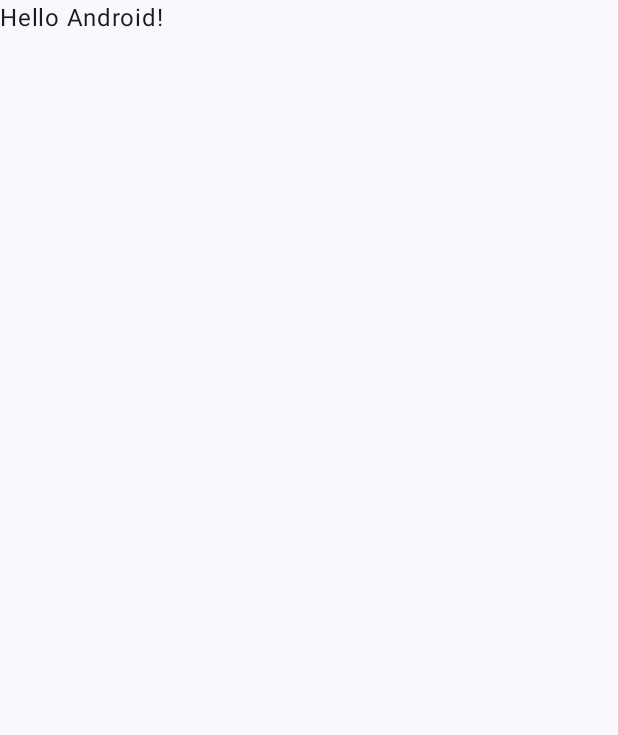
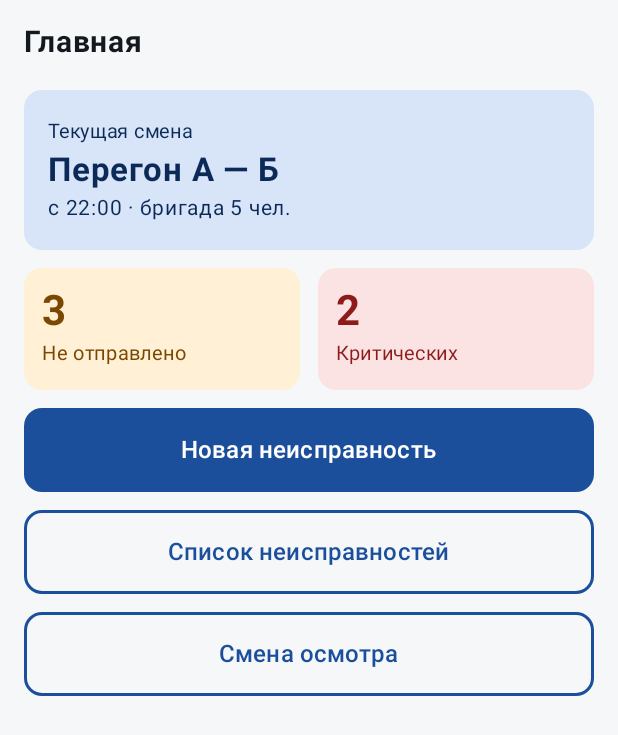
Before and after one commit to avordnaskella/MetroMobile, an Android app built with Jetpack Compose: the screen it shows after launch (MainActivity), on a phone screen of 412 x 824 dp. Before the commit the part shown is almost empty. Shown: the top 735 px of the screen. Run offline under Robolectric (Android 15) with nearby library versions, the phone set to English and light mode, and no system bars; our stand-ins replace Dagger/Hilt's generated code.

Commit message:
навигация и шаблон главного экрана

```diff
--- a/Metro/app/build.gradle.kts
+++ b/Metro/app/build.gradle.kts
@@ -68,4 +68,6 @@ dependencies {
     implementation(libs.androidx.room.ktx)
     ksp(libs.androidx.room.compiler)
     implementation(libs.androidx.datastore.preferences)
+    implementation(libs.androidx.navigation.compose)
+    implementation(libs.androidx.hilt.navigation.compose)
 }
--- a/Metro/app/src/main/java/com/example/metroosmotr/MainActivity.kt
+++ b/Metro/app/src/main/java/com/example/metroosmotr/MainActivity.kt
@@ -12,39 +12,20 @@ import androidx.compose.runtime.Composable
 import androidx.compose.ui.Modifier
 import androidx.compose.ui.tooling.preview.Preview
 import com.example.metroosmotr.presentation.ui.theme.MetroOsmotrTheme
-
+import androidx.activity.compose.setContent
+import androidx.activity.enableEdgeToEdge
+import com.example.metroosmotr.presentation.navigation.AppNavHost
+import com.example.metroosmotr.presentation.ui.theme.MetroOsmotrTheme
+import dagger.hilt.android.AndroidEntryPoint
+@AndroidEntryPoint
 class MainActivity : ComponentActivity() {
     override fun onCreate(savedInstanceState: Bundle?) {
         super.onCreate(savedInstanceState)
         enableEdgeToEdge()
         setContent {
             MetroOsmotrTheme {
-                Scaffold(modifier = Modifier.fillMaxSize()) { innerPadding ->
-                    greeting(
-                        name = "Android",
-                        modifier = Modifier.padding(innerPadding),
-                    )
-                }
+                AppNavHost()
             }
         }
     }
 }
-
-@Composable
-fun greeting(
-    name: String,
-    modifier: Modifier = Modifier,
-) {
-    Text(
-        text = "Hello $name!",
-        modifier = modifier,
-    )
-}
-
-@Preview(showBackground = true)
-@Composable
-fun greetingPreview() {
-    MetroOsmotrTheme {
-        greeting("Android")
-    }
-}
--- /dev/null
+++ b/Metro/app/src/main/java/com/example/metroosmotr/presentation/home/HomeScreen.kt
@@ -0,0 +1,136 @@
+package com.example.metroosmotr.presentation.home
+
+import androidx.compose.foundation.background
+import androidx.compose.foundation.layout.*
+import androidx.compose.foundation.shape.RoundedCornerShape
+import androidx.compose.material3.*
+import androidx.compose.runtime.Composable
+import androidx.compose.runtime.collectAsState
+import androidx.compose.runtime.getValue
+import androidx.compose.ui.Alignment
+import androidx.compose.ui.Modifier
+import androidx.compose.ui.graphics.Color
+import androidx.compose.ui.text.font.FontWeight
+import androidx.compose.ui.unit.dp
+import androidx.compose.ui.unit.sp
+import androidx.hilt.navigation.compose.hiltViewModel
+import androidx.compose.foundation.BorderStroke
+import androidx.compose.material3.Text
+
+@Composable
+fun HomeScreen(
+    onNavigateToCreate: () -> Unit,
+    onNavigateToList: () -> Unit,
+    onNavigateToShift: () -> Unit,
+    viewModel: HomeViewModel = hiltViewModel()
+) {
+    val uiState by viewModel.uiState.collectAsState()
+
+    Column(
+        modifier = Modifier
+            .fillMaxSize()
+            .background(Color(0xFFF6F7F9)) // Фон из макета
+            .padding(16.dp),
+        verticalArrangement = Arrangement.spacedBy(12.dp)
+    ) {
+        // Шапка (Заголовок)
+        Text(
+            text = "Главная",
+            fontSize = 20.sp,
+            fontWeight = FontWeight.Bold,
+            color = Color(0xFF14181F),
+            modifier = Modifier.padding(bottom = 8.dp)
+        )
+
+        // Карточка текущей смены (Голубая)
+        Card(
+            colors = CardDefaults.cardColors(containerColor = Color(0xFFD8E4F8)),
+            shape = RoundedCornerShape(12.dp),
+            modifier = Modifier.fillMaxWidth()
+        ) {
+            Column(modifier = Modifier.padding(16.dp)) {
+                Text("Текущая смена", fontSize = 13.sp, color = Color(0xFF0B2A57))
+                Text(
+                    uiState.currentShift,
+                    fontSize = 22.sp,
+                    fontWeight = FontWeight.Bold,
+                    color = Color(0xFF0B2A57)
+                )
+                Text("с 22:00 · бригада 5 чел.", fontSize = 14.sp, color = Color(0xFF0B2A57))
+            }
+        }
+
+        // Плитки со статистикой (Не отправлено / Критических)
+        Row(
+            modifier = Modifier.fillMaxWidth(),
+            horizontalArrangement = Arrangement.spacedBy(12.dp)
+        ) {
+            // Оранжевая плитка
+            Card(
+                colors = CardDefaults.cardColors(containerColor = Color(0xFFFFF0D6)),
+                shape = RoundedCornerShape(12.dp),
+                modifier = Modifier.weight(1f)
+            ) {
+                Column(modifier = Modifier.padding(12.dp)) {
+                    Text(
+                        uiState.unsyncedCount.toString(),
+                        fontSize = 28.sp,
+                        fontWeight = FontWeight.Bold,
+                        color = Color(0xFF7A4800)
+                    )
+                    Text("Не отправлено", fontSize = 13.sp, color = Color(0xFF7A4800))
+                }
+            }
+            // Красная плитка
+            Card(
+                colors = CardDefaults.cardColors(containerColor = Color(0xFFFBE3E3)),
+                shape = RoundedCornerShape(12.dp),
+                modifier = Modifier.weight(1f)
+            ) {
+                Column(modifier = Modifier.padding(12.dp)) {
+                    Text(
+                        uiState.criticalCount.toString(),
+                        fontSize = 28.sp,
+                        fontWeight = FontWeight.Bold,
+                        color = Color(0xFF8E1B1B)
+                    )
+                    Text("Критических", fontSize = 13.sp, color = Color(0xFF8E1B1B))
+                }
+            }
+        }
+
+        // Кнопки
+        Button(
+            onClick = onNavigateToCreate,
+            colors = ButtonDefaults.buttonColors(containerColor = Color(0xFF1B4F9C)),
+            shape = RoundedCornerShape(12.dp),
+            modifier = Modifier
+                .fillMaxWidth()
+                .height(56.dp)
+        ) {
+            Text("Новая неисправность", color = Color.White, fontSize = 16.sp)
+        }
+
+        OutlinedButton(
+            onClick = onNavigateToList,
+            shape = RoundedCornerShape(12.dp),
+            border = BorderStroke(2.dp, Color(0xFF1B4F9C)),
+            modifier = Modifier
+                .fillMaxWidth()
+                .height(56.dp)
+        ) {
+            Text("Список неисправностей", color = Color(0xFF1B4F9C), fontSize = 16.sp)
+        }
+
+        OutlinedButton(
+            onClick = onNavigateToShift,
+            shape = RoundedCornerShape(12.dp),
+            border = BorderStroke(2.dp, Color(0xFF1B4F9C)),
+            modifier = Modifier
+                .fillMaxWidth()
+                .height(56.dp)
+        ) {
+            Text("Смена осмотра", color = Color(0xFF1B4F9C), fontSize = 16.sp)
+        }
+    }
+}
--- /dev/null
+++ b/Metro/app/src/main/java/com/example/metroosmotr/presentation/home/HomeUiState.kt
@@ -0,0 +1,9 @@
+package com.example.metroosmotr.presentation.home
+
+data class HomeUiState(
+    val isLoading: Boolean = false,
+    val unsyncedCount: Int = 0,
+    val criticalCount: Int = 0,
+    val currentShift: String = "Перегон А — Б", // брать из БД
+    val error: String? = null
+)
--- /dev/null
+++ b/Metro/app/src/main/java/com/example/metroosmotr/presentation/home/HomeViewModel.kt
@@ -0,0 +1,43 @@
+package com.example.metroosmotr.presentation.home
+
+import androidx.lifecycle.ViewModel
+import androidx.lifecycle.viewModelScope
+import dagger.hilt.android.lifecycle.HiltViewModel
+import kotlinx.coroutines.flow.MutableStateFlow
+import kotlinx.coroutines.flow.StateFlow
+import kotlinx.coroutines.flow.asStateFlow
+import kotlinx.coroutines.flow.update
+import kotlinx.coroutines.launch
+import javax.inject.Inject
+
+@HiltViewModel
+class HomeViewModel @Inject constructor(
+    // Пока без UseCase, просто показываем заглушку
+) : ViewModel() {
+
+    private val _uiState = MutableStateFlow(HomeUiState())
+    val uiState: StateFlow<HomeUiState> = _uiState.asStateFlow()
+
+    init {
+        loadData()
+    }
+
+    private fun loadData() {
+        viewModelScope.launch {
+            _uiState.update { it.copy(isLoading = true) }
+            try {
+                // Здесь в будущем будет вызов ObserveDefectsUseCase
+                // Пока просто ставим тестовые данные (как на макете)
+                _uiState.update {
+                    it.copy(
+                        isLoading = false,
+                        unsyncedCount = 3,
+                        criticalCount = 2
+                    )
+                }
+            } catch (e: Exception) {
+                _uiState.update { it.copy(isLoading = false, error = e.message) }
+            }
+        }
+    }
+}
--- /dev/null
+++ b/Metro/app/src/main/java/com/example/metroosmotr/presentation/navigation/AppNavHost.kt
@@ -0,0 +1,27 @@
+package com.example.metroosmotr.presentation.navigation
+
+import androidx.compose.material3.Text
+import androidx.compose.runtime.Composable
+import androidx.navigation.compose.NavHost
+import androidx.navigation.compose.composable
+import androidx.navigation.compose.rememberNavController
+import com.example.metroosmotr.presentation.home.HomeScreen
+
+@Composable
+fun AppNavHost() {
+    val navController = rememberNavController()
+
+    NavHost(navController = navController, startDestination = Screen.Home.route) {
+        composable(Screen.Home.route) {
+            HomeScreen(
+                onNavigateToCreate = { navController.navigate(Screen.Create.route) },
+                onNavigateToList = { navController.navigate(Screen.List.route) },
+                onNavigateToShift = { navController.navigate(Screen.Shift.route) }
+            )
+        }
+        // Заглушки для остальных экранов (добавим позже)
+        composable(Screen.List.route) { Text("Экран списка") }
+        composable(Screen.Create.route) { Text("Экран создания") }
+        composable(Screen.Shift.route) { Text("Экран смены") }
+    }
+}
--- /dev/null
+++ b/Metro/app/src/main/java/com/example/metroosmotr/presentation/navigation/Screen.kt
@@ -0,0 +1,12 @@
+package com.example.metroosmotr.presentation.navigation
+
+sealed class Screen(val route: String) {
+    object Login : Screen("login")
+    object Home : Screen("home")
+    object List : Screen("list")
+    object DefectCard : Screen("defect/{defectId}") {
+        fun createRoute(defectId: String) = "defect/$defectId"
+    }
+    object Create : Screen("create")
+    object Shift : Screen("shift")
+}
--- a/Metro/gradle/libs.versions.toml
+++ b/Metro/gradle/libs.versions.toml
@@ -14,8 +14,10 @@ ktlint = "14.2.0" # Актуальная версия плагина ktlint [cit
 retrofit = "2.11.0"
 okhttp = "4.12.0"
 kotlinxSerialization = "1.6.3"
-room = "2.6.1"
+room = "2.8.4"
 datastore = "1.1.1"
+navigationCompose = "2.7.7"
+hiltNavigationCompose = "1.2.0"
 
 [libraries]
 androidx-core-ktx = { group = "androidx.core", name = "core-ktx", version.ref = "coreKtx" }
@@ -44,7 +46,8 @@ androidx-room-runtime = { module = "androidx.room:room-runtime", version.ref = "
 androidx-room-ktx = { module = "androidx.room:room-ktx", version.ref = "room" }
 androidx-room-compiler = { module = "androidx.room:room-compiler", version.ref = "room" }
 androidx-datastore-preferences = { module = "androidx.datastore:datastore-preferences", version.ref = "datastore" }
-
+androidx-navigation-compose = { module = "androidx.navigation:navigation-compose", version.ref = "navigationCompose" }
+androidx-hilt-navigation-compose = { module = "androidx.hilt:hilt-navigation-compose", version.ref = "hiltNavigationCompose" }
 
 [plugins]
 android-application = { id = "com.android.application", version.ref = "agp" }
```
